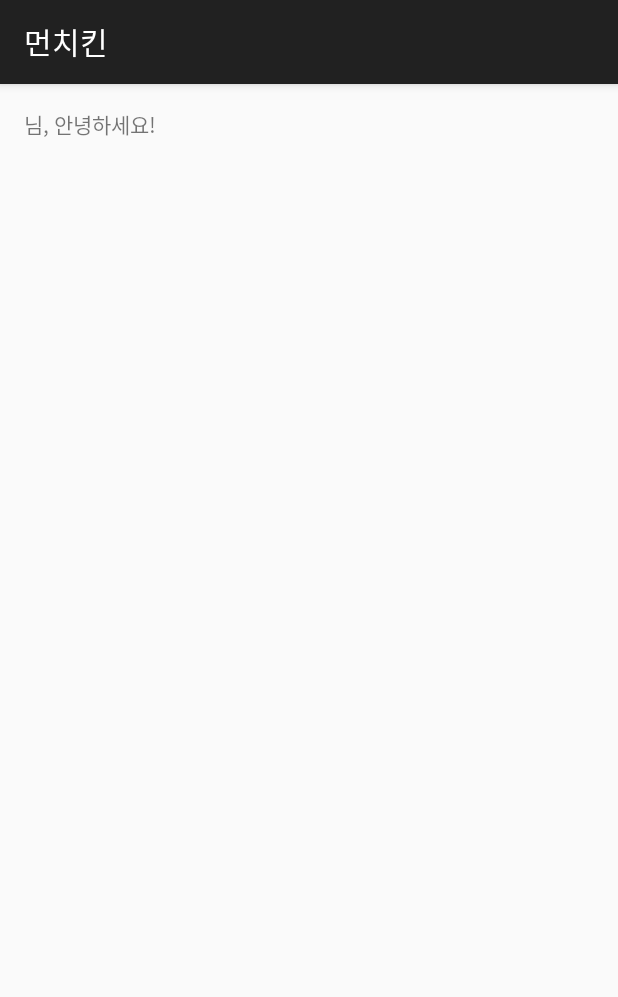
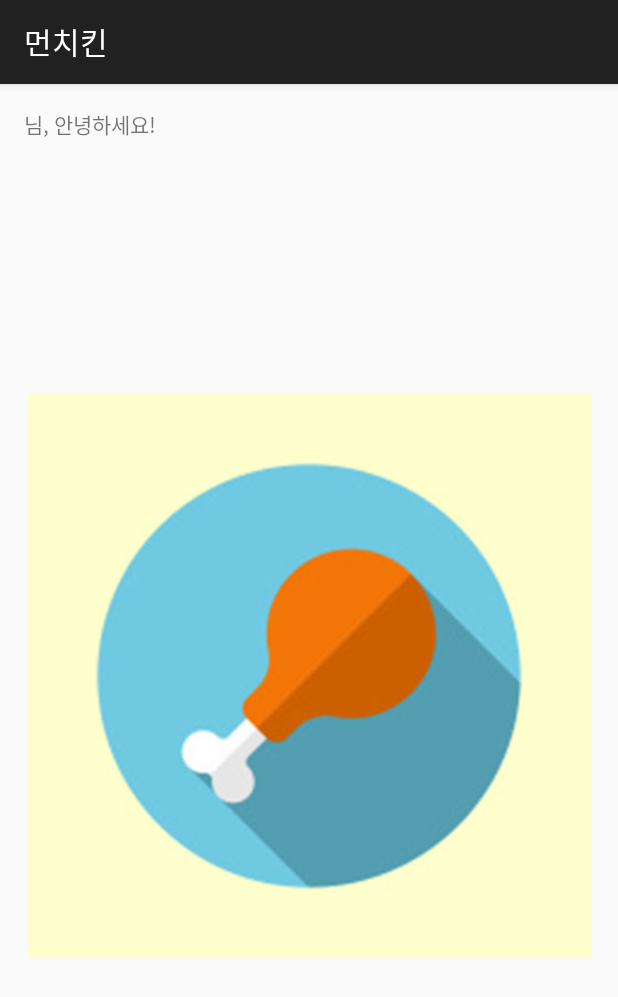
Before and after one commit to myoungokKim/randomgame, an Android app: the screen it shows after launch (ResultActivity), after a tap on "결과 보기", on a phone screen of 412 x 824 dp. Shown: the top 997 px of the screen. Run offline under Robolectric (Android 15) with nearby library versions, the phone set to English and light mode, and no system bars.

Commit message:
#5 add random image and logic

```diff
--- a/app/src/main/java/kr/hs/emirim/cheese0414/monchicken/ResultActivity.java
+++ b/app/src/main/java/kr/hs/emirim/cheese0414/monchicken/ResultActivity.java
@@ -3,26 +3,53 @@ package kr.hs.emirim.cheese0414.monchicken;
         import android.content.Intent;
         import android.os.Bundle;
         import android.support.v7.app.ActionBarActivity;
+        import android.util.Log;
+        import android.widget.ImageView;
         import android.widget.TextView;
+
+        import java.util.Random;
 
 /**
  * Created by appcreate02 on 2016. 3. 28..
  */
 public class ResultActivity extends ActionBarActivity {
 
+    static  String TAG="먼치킨:ResultActivity"; //관행적으로 대문자 TAG를 넣는다
     TextView mResult;
+    ImageView mImageView;
 
     @Override
     protected void onCreate(Bundle savedInstanceState) {
         super.onCreate(savedInstanceState);
         setContentView(R.layout.activity_result);
+        Log.d(TAG, "결과 액티비티 시작!");
+
 
         mResult = (TextView) findViewById(R.id.result);
+        mImageView=(ImageView)findViewById(R.id.imageView); //위젯을 연결하는 경우 findViewById를 사용하게 됨 잘 기억해두기!
+        Log.d(TAG, "텍스트뷰 연결 성공!");
 
+        Random r=new Random();
+        int result=r.nextInt(3);
+        Log.d(TAG, "랜덤값 생성! : "+result);
+
+        mImageView.setImageResource(R.drawable.c01+result); //잘 기억해두기!
+        //if
+        /* if (result==0) {
+            mImageView.setImageResource(R.drawable.c01);
+        }else if (result==1) {
+            mImageView.setImageResource(R.drawable.c01);
+        }else if (result==2) {
+            mImageView.setImageResource(R.drawable.c01);
+    } */
 
     Intent intent=getIntent();
     String name=intent.getStringExtra("name");
+    Log.d(TAG, "인텐트값 읽기<name> : " + name);
+
     int age=intent.getIntExtra("age", -1);
+    Log.d(TAG, "인텐트값 읽기<age> : " + age);
+
         mResult.setText(name+"님, 안녕하세요!");
     }
 }
--- a/app/src/main/res/layout/activity_result.xml
+++ b/app/src/main/res/layout/activity_result.xml
@@ -14,4 +14,16 @@
         android:layout_width="wrap_content"
         android:layout_height="wrap_content"
         android:text="Second World!" />
+
+    <ImageView
+        android:layout_width="match_parent"
+        android:layout_height="match_parent"
+        android:id="@+id/imageView"
+        android:layout_below="@+id/result"
+        android:layout_alignParentLeft="true"
+        android:layout_alignParentStart="true"
+        android:layout_alignParentRight="true"
+        android:layout_alignParentEnd="true"
+        android:layout_margin="2dp"
+        android:src="@android:drawable/ic_menu_close_clear_cancel" />
 </RelativeLayout>
```
Lines whose indentation alone changed are shown as unchanged.
